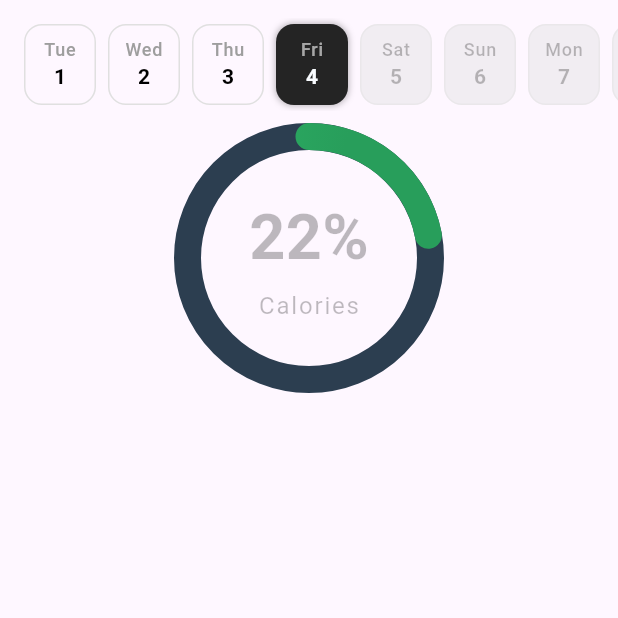
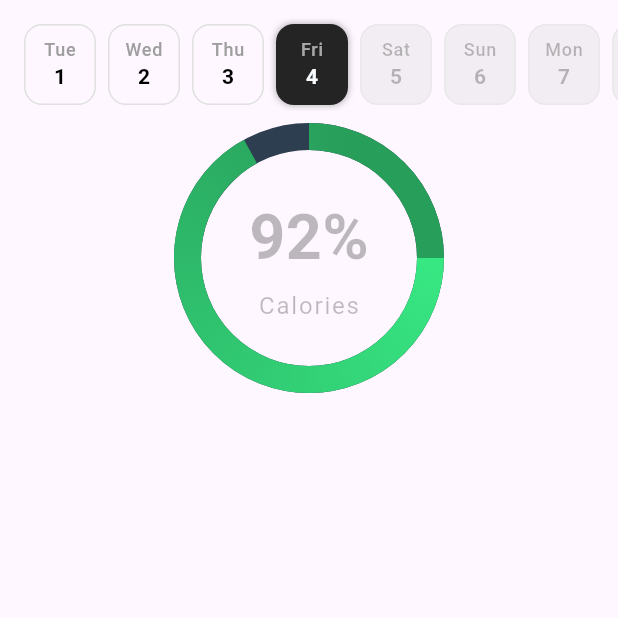
Before and after one commit to hamidjalili59/zest, a Flutter app: the HomePage screen opened by its route, on a phone screen of 412 x 824 dp, the top half of it. Run offline on Flutter 3.47's test engine with Material 3 defaults, Android fonts, the light colour scheme and no system bars; our stand-ins replace dio, drift, drift_flutter, equatable, flutter_svg, freezed_annotation and 6 more; missing offline and left inert: dio_smart_retry; accounts and stored records are empty; generated files the repository leaves out were written again.

Commit message:
chore: change chart

```diff
--- a/lib/src/features/home/presentation/widgets/home_day_details_widget.dart
+++ b/lib/src/features/home/presentation/widgets/home_day_details_widget.dart
@@ -26,8 +26,9 @@ class CalorieCounter extends StatefulWidget {
 class _CalorieCounterState extends State<CalorieCounter> {
   @override
   Widget build(BuildContext context) {
+    const progress = 0.92;
     return RadialProgressChart(
-      progress: 0.22,
+      progress: progress,
       size: 180,
       strokeWidth: 18,
       progressPaint: Paint()
@@ -44,13 +45,13 @@ class _CalorieCounterState extends State<CalorieCounter> {
             )
         ..strokeWidth = 18
         ..style = PaintingStyle.stroke
-        ..strokeCap = StrokeCap.round,
+        ..strokeCap = StrokeCap.butt,
       trackColor: const Color(0xFF2c3e50),
       centerWidget: Column(
         mainAxisAlignment: MainAxisAlignment.center,
         children: [
           Text(
-            '${(0.22 * 100).toInt()}%',
+            '${(progress * 100).toInt()}%',
             style: const TextStyle(
               fontSize: 42,
               fontWeight: FontWeight.bold,
```
